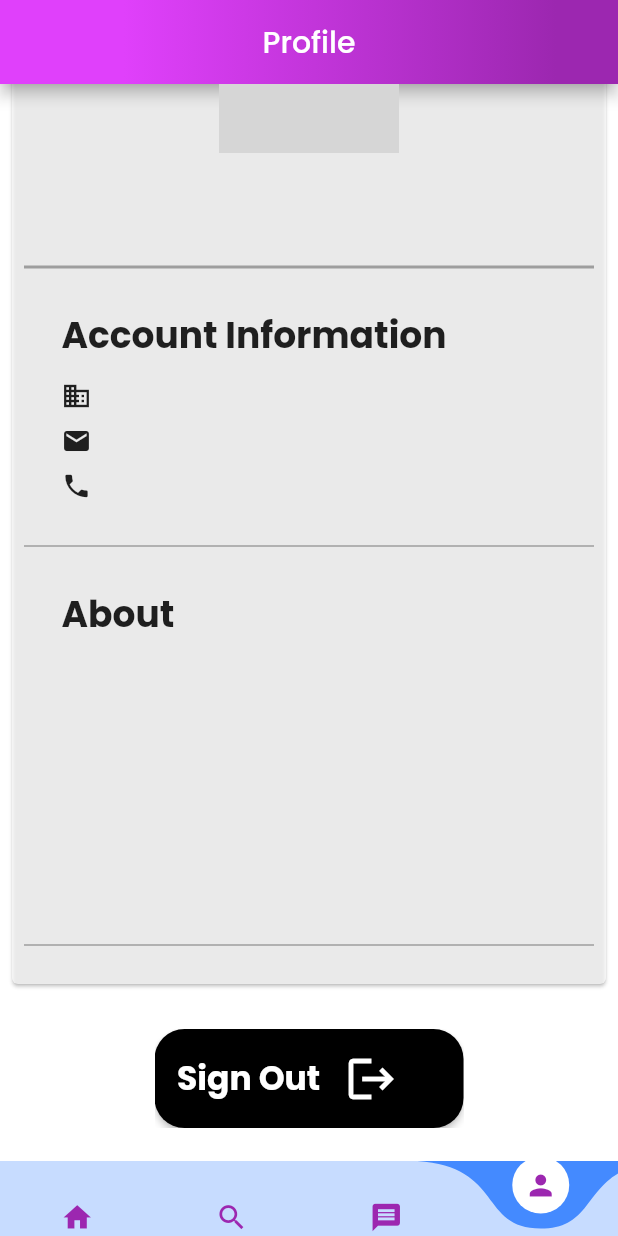
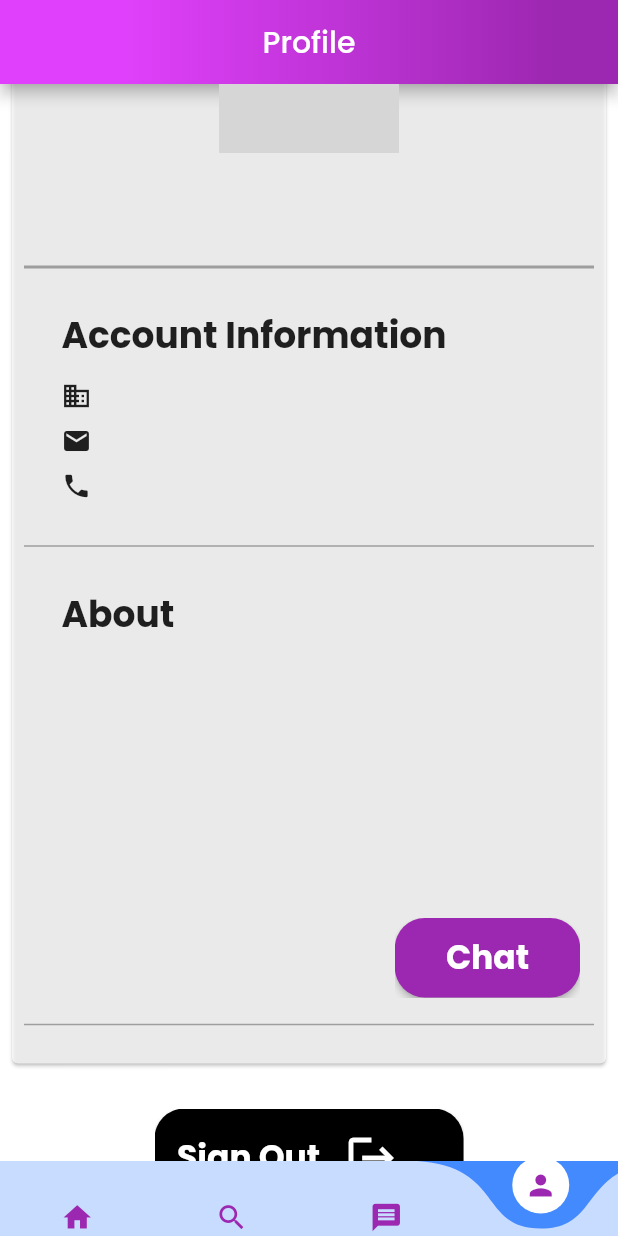
Before and after one commit to ARASHFAQUE/LU-Insiders, a Flutter app: the UserProfilePage screen opened directly with empty values, scrolled down 121 dp, on a phone screen of 412 x 824 dp. Run offline on Flutter 3.47's test engine with Material 2 defaults, Android fonts, the phone set to English and light mode, and no system bars; drawn by our look-alikes of curved_navigation_bar; our stand-ins replace cloud_firestore, file_picker, firebase_auth, firebase_core, firebase_database, firebase_storage and 6 more; missing offline and left inert: image_picker_android; accounts and stored records are empty; network calls fail; grey boxes are pictures that could not be loaded.

Commit message:
ninth commit

```diff
--- a/lib/view/home_screen/profile/user_profile_page.dart
+++ b/lib/view/home_screen/profile/user_profile_page.dart
@@ -1,3 +1,5 @@
+import 'dart:developer';
+
 import 'package:ashfaque_project/view/home_screen/bottom_nav_bar.dart';
 import 'package:ashfaque_project/view/home_screen/profile/profile_controller/add_post.dart';
 import 'package:ashfaque_project/view/home_screen/profile/profile_controller/edit_profile_page.dart';
@@ -8,6 +10,10 @@ import 'package:cloud_firestore/cloud_firestore.dart';
 import 'package:firebase_auth/firebase_auth.dart';
 import 'package:flutter/material.dart';
 import 'package:get/get.dart';
+
+import '../../../main.dart';
+import '../chat_screen/chat_room.dart';
+import '../chat_screen/controller/chat_room_model.dart';
 
 class UserProfilePage extends StatefulWidget {
 
@@ -217,6 +223,50 @@ class _UserProfilePageState extends State<UserProfilePage> {
     );
   }
 
+  Future<ChatRoomModel?> getChatRoomModel(String targetUser) async{
+    ChatRoomModel? chatRoom;
+    User? user = _auth.currentUser;
+
+    final _uid = user!.uid;
+
+    QuerySnapshot snapshot = await FirebaseFirestore.instance.collection('chat-rooms')
+        .where("participants.${widget.userID}", isEqualTo: true)
+        .where("participants.$_uid", isEqualTo: true).get();
+
+    if(snapshot.docs.isNotEmpty){
+      // Fetch the existing one
+      var docData = snapshot.docs[0].data();
+      //print(docData.toString());
+      ChatRoomModel existingChatroom = ChatRoomModel.fromMap(docData as Map<String, dynamic>);
+
+      //print(existingChatroom.chatRoomId.toString());
+
+      chatRoom = existingChatroom;
+
+      log("Chatroom already exists.");
+    }
+    else{
+      // Create a new one
+      ChatRoomModel newChatroom = ChatRoomModel(
+        chatRoomId: uuid.v1(),
+        lastMessage: "",
+        participants: {
+          widget.userID.toString(): true,
+          _uid.toString(): true,
+        },
+      );
+      await FirebaseFirestore.instance.collection('chat-rooms').doc(newChatroom.chatRoomId)
+          .set(newChatroom.toMap());
+
+      chatRoom = newChatroom;
+
+      log("New Chatroom Created.");
+    }
+    //print(chatRoom.chatRoomId.toString());
+    return chatRoom;
+  }
+
+
   @override
   Widget build(BuildContext context) {
     Size size = MediaQuery.of(context).size;
@@ -292,7 +342,7 @@ class _UserProfilePageState extends State<UserProfilePage> {
                       buildAbout(about),
                       isSameId && studentOrAlumni == "Alumni"
                       ? Padding(
-                        padding: const EdgeInsets.only(left: 220),
+                        padding: EdgeInsets.only(left: size.width * 0.6),
                         child: SizedBox(
                           width: size.width * 0.3,
                           child: ClipRect(
@@ -320,7 +370,40 @@ class _UserProfilePageState extends State<UserProfilePage> {
                           ),
                         ),
                       )
-                      : Container(),
+                      : Padding(
+                        padding: EdgeInsets.only(left: size.width * 0.6),
+                        child: SizedBox(
+                          width: size.width * 0.3,
+                          child: ClipRect(
+                            child: ElevatedButton(
+                              style: ButtonStyle(
+                                shape: MaterialStateProperty.all(RoundedRectangleBorder(
+                                    borderRadius: BorderRadius.circular(20))),
+                                padding: MaterialStateProperty.all(
+                                    const EdgeInsets.symmetric(
+                                        vertical: 10, horizontal: 10)),
+                                backgroundColor:
+                                MaterialStateProperty.all(Colors.purple),
+                              ),
+                              onPressed: () async {
+                                ChatRoomModel? chatRoomModel = await getChatRoomModel(widget.userID.toString());
+                                if(chatRoomModel != null){
+                                  // ignore: use_build_context_synchronously
+                                  Navigator.push(context, MaterialPageRoute(builder: (context) => ChatRoom(currentUser: _auth.currentUser!.uid.toString(), targetUser: widget.userID.toString(), chatroom: chatRoomModel, name: name, profilePic: imagePath)));
+                                }
+                                //Navigator.canPop(context) ? Navigator.pop(context) : null;
+                                //Navigator.pushReplacement(context, MaterialPageRoute(builder: (context) => AddPost(userId: email,)));
+                              },
+                              child: const Text(
+                                  "Chat",
+                                  style: TextStyle(
+                                      fontSize: 22,
+                                      fontWeight: FontWeight.bold,
+                                      color: Colors.white)),
+                            ),
+                          ),
+                        ),
+                      ),
                       dividerWidget(),
                     ],
                   ),
```
